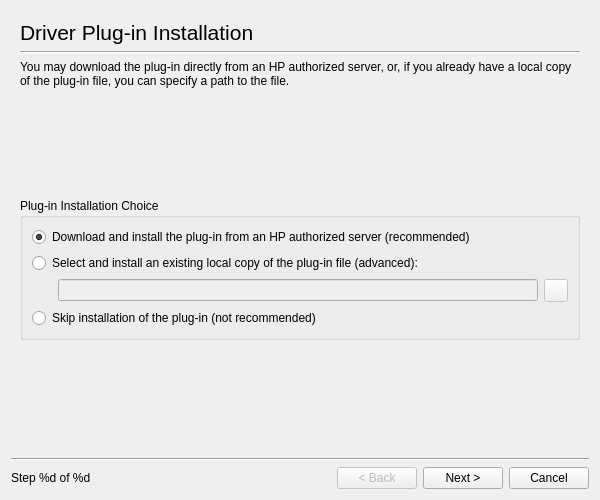
This is ui4/plugindialog_base.ui in jpopelka/hplip as Qt 5 draws it before an edit. The edited form follows.
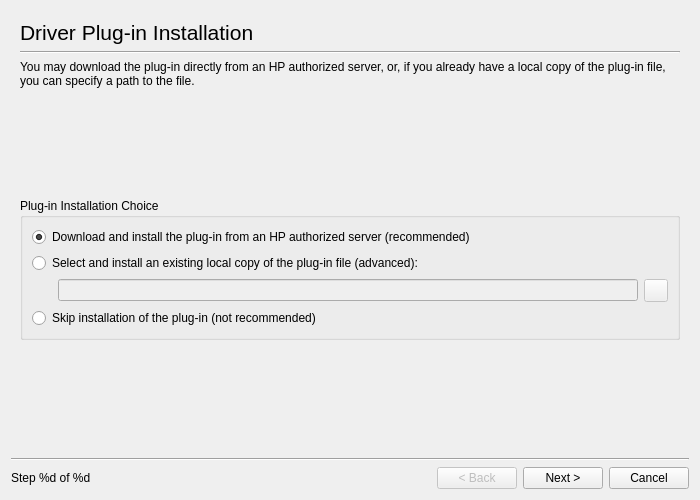
This is the edited form.

What changed in the file:
```diff
--- a/ui4/plugindialog_base.ui
+++ b/ui4/plugindialog_base.ui
@@ -5,7 +5,7 @@
    <rect>
     <x>0</x>
     <y>0</y>
-    <width>600</width>
+    <width>700</width>
     <height>500</height>
    </rect>
   </property>
```
